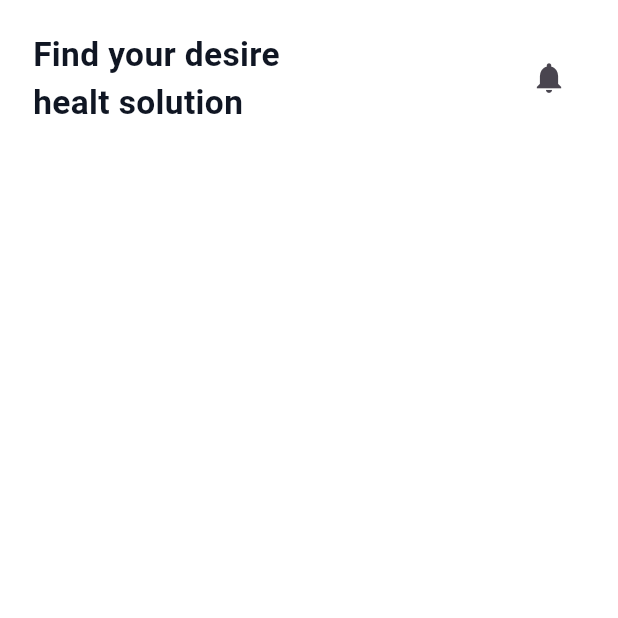
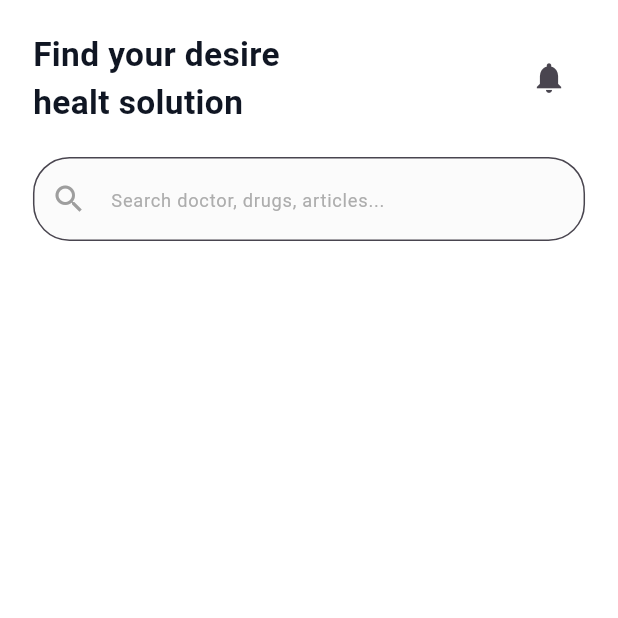
Before and after one commit to Omar20041223/gdg_design, a Flutter app: the screen it shows after launch, on a phone screen of 412 x 824 dp, the top half of it. Run offline on Flutter 3.47's test engine with Material 3 defaults, Android fonts, the light colour scheme and no system bars; our stand-ins replace flutter_screenutil, go_router.

Commit message:
build the search

```diff
--- a/lib/features/home/presentaion/views/widgets/home_view_body.dart
+++ b/lib/features/home/presentaion/views/widgets/home_view_body.dart
@@ -1,5 +1,6 @@
 import 'package:flutter/material.dart';
 import 'package:gdg_design/features/home/presentaion/views/widgets/home_view_app_bar.dart';
+import 'package:gdg_design/features/home/presentaion/views/widgets/home_view_search.dart';
 
 class HomeViewBody extends StatelessWidget {
   const HomeViewBody({super.key});
@@ -10,7 +11,7 @@ class HomeViewBody extends StatelessWidget {
       child: Column(
         children: [
           HomeViewAppBar(),
-
+          HomeViewSearch(),
         ],
       ),
     );
--- /dev/null
+++ b/lib/features/home/presentaion/views/widgets/home_view_search.dart
@@ -0,0 +1,35 @@
+import 'package:flutter/material.dart';
+import 'package:flutter_screenutil/flutter_screenutil.dart';
+
+class HomeViewSearch extends StatelessWidget {
+  const HomeViewSearch({super.key});
+
+  @override
+  Widget build(BuildContext context) {
+    return Padding(
+      padding: EdgeInsets.symmetric(horizontal: 20.w),
+      child: TextFormField(
+        decoration: InputDecoration(
+          filled: true,
+          fillColor: const Color(0xffFBFBFB),
+          prefixIcon: const Icon(
+            Icons.search,
+            color: Colors.grey,
+          ),
+          hintText: "Search doctor, drugs, articles...",
+          hintStyle: TextStyle(
+            color: const Color(0xffADADAD),
+            fontSize: 12.sp,
+          ),
+          border: OutlineInputBorder(
+            borderRadius: BorderRadius.circular(24.r),
+            borderSide:  BorderSide(
+              color: const Color(0xffE8F3F1),
+              width: 1.w,
+            )
+          ),
+        ),
+      ),
+    );
+  }
+}
```
